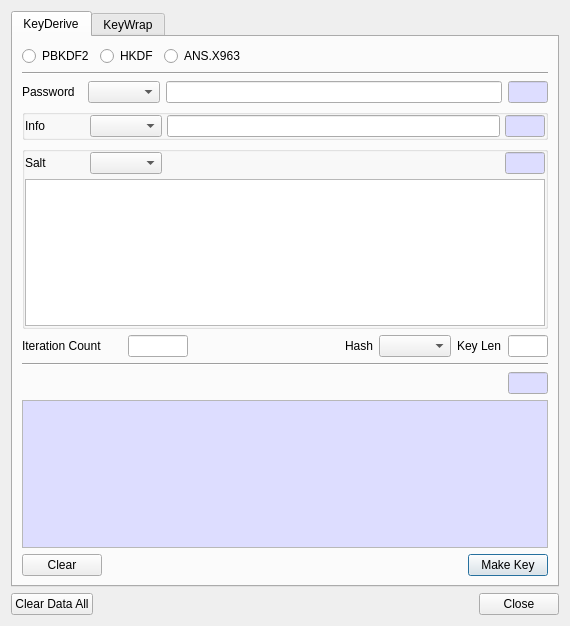
Old version of the form BerEditor/key_man_dlg.ui in the repository jykim74/BerEditor.
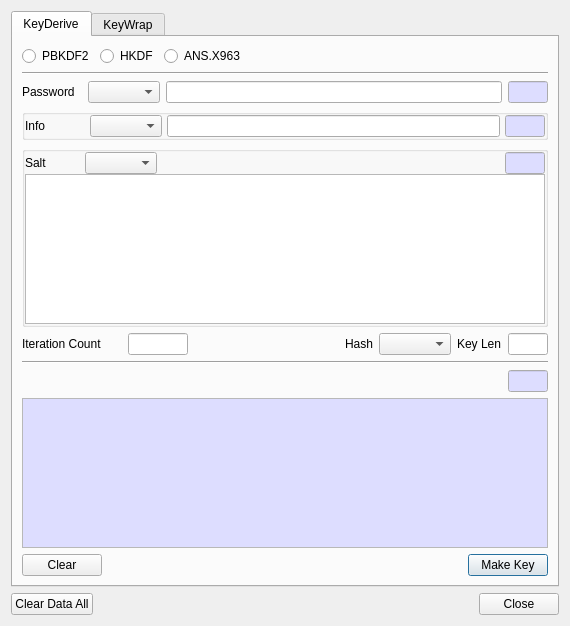
New version of the form. The open tabs and pages were chosen to show the change.

Commit message: UI 개선

The edit to the form file:
```diff
--- a/BerEditor/key_man_dlg.ui
+++ b/BerEditor/key_man_dlg.ui
@@ -251,7 +251,7 @@
          </property>
          <layout class="QVBoxLayout" name="verticalLayout_5">
           <property name="spacing">
-           <number>5</number>
+           <number>0</number>
           </property>
           <property name="leftMargin">
            <number>0</number>
```
Left out of the diff: 2 changed lines with no effect on the pictures. The commit also changes 2 other files.
